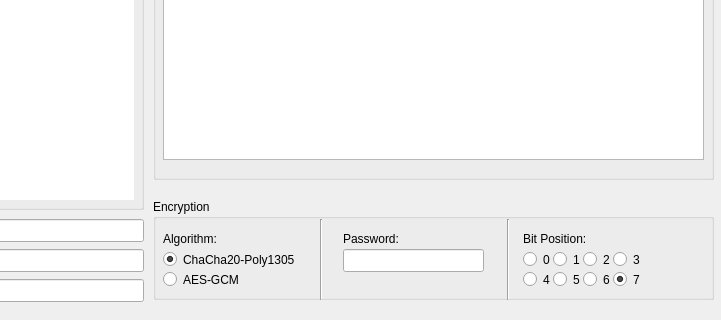
Above: gui/8505-asn2/mainwindow.ui from JohnAgapeyev/8505-ass2 before the change; both pictures show x 317 to 1038 and y 131 to 451 of the 1038 by 451 pixel window. Below: the same form after it.
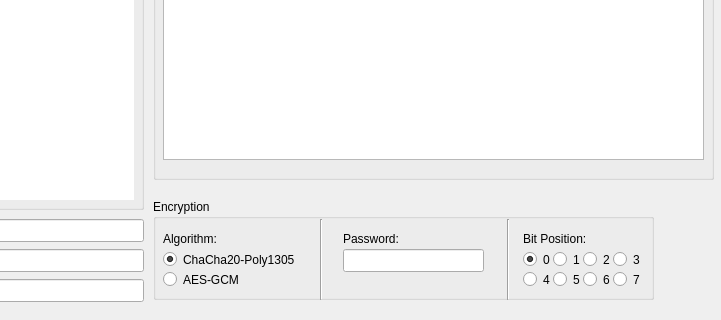
That is the form after the change.

Patch:
```diff
--- a/gui/8505-asn2/mainwindow.ui
+++ b/gui/8505-asn2/mainwindow.ui
@@ -71,7 +71,7 @@
      <rect>
       <x>470</x>
       <y>330</y>
-      <width>561</width>
+      <width>501</width>
       <height>101</height>
      </rect>
     </property>
@@ -271,7 +271,7 @@
       <string>7</string>
      </property>
      <property name="checked">
-      <bool>true</bool>
+      <bool>false</bool>
      </property>
      <attribute name="buttonGroup">
       <string notr="true">buttonGroupBit</string>
@@ -289,6 +289,12 @@
      <property name="text">
       <string>0</string>
      </property>
+     <property name="checked">
+      <bool>true</bool>
+     </property>
+     <attribute name="buttonGroup">
+      <string notr="true">buttonGroupBit</string>
+     </attribute>
     </widget>
     <widget class="Line" name="line_3">
      <property name="geometry">
```
Left out of the diff: 2 changed lines with no effect on the pictures.
